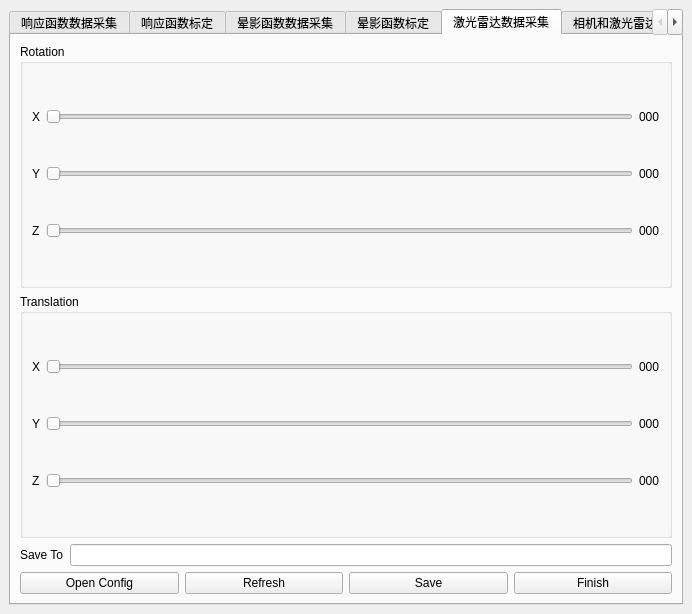
This is src/mainwindow.ui in KangJialiang/Data-Platform as Qt 5 draws it before an edit. The edited form follows.
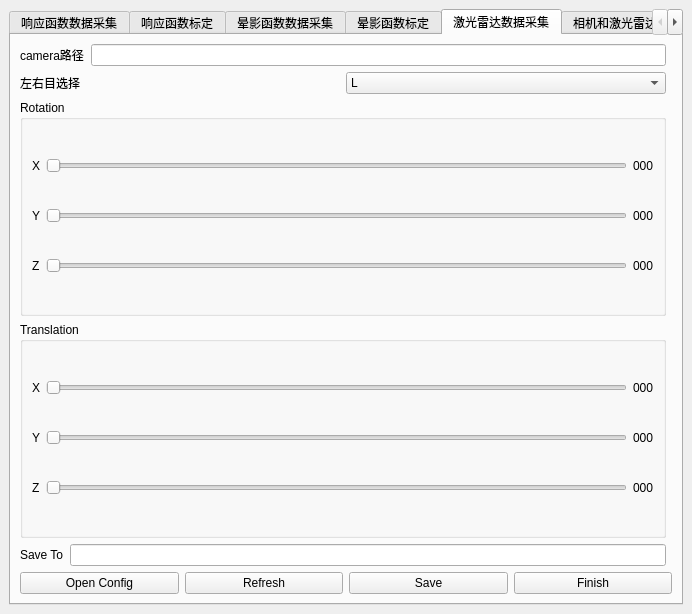
This is the edited form.

Commit message: feature: add read camera and save img&pc functions

Patch:
```diff
--- a/src/mainwindow.ui
+++ b/src/mainwindow.ui
@@ -474,88 +474,21 @@
         <string>激光雷达数据采集</string>
        </attribute>
        <layout class="QGridLayout" name="gridLayout_10">
-        <item row="0" column="0">
-         <widget class="QGroupBox" name="rotationGroup">
-          <property name="title">
-           <string>Rotation</string>
-          </property>
-          <layout class="QGridLayout" name="gridLayout_7">
-           <item row="0" column="0">
-            <widget class="QLabel" name="rx_label">
-             <property name="text">
-              <string>X</string>
-             </property>
-            </widget>
-           </item>
-           <item row="0" column="1">
-            <widget class="QSlider" name="rx_slide">
-             <property name="maximum">
-              <number>180</number>
-             </property>
-             <property name="orientation">
-              <enum>Qt::Horizontal</enum>
-             </property>
-            </widget>
-           </item>
-           <item row="0" column="2">
-            <widget class="QLabel" name="rx_text">
-             <property name="text">
-              <string>000</string>
-             </property>
-            </widget>
-           </item>
-           <item row="1" column="0">
-            <widget class="QLabel" name="ry_label">
-             <property name="text">
-              <string>Y</string>
-             </property>
-            </widget>
-           </item>
-           <item row="1" column="1">
-            <widget class="QSlider" name="ry_slide">
-             <property name="maximum">
-              <number>360</number>
-             </property>
-             <property name="orientation">
-              <enum>Qt::Horizontal</enum>
-             </property>
-            </widget>
-           </item>
-           <item row="1" column="2">
-            <widget class="QLabel" name="ry_text">
-             <property name="text">
-              <string>000</string>
-             </property>
-            </widget>
-           </item>
-           <item row="2" column="0">
-            <widget class="QLabel" name="rz_label">
-             <property name="text">
-              <string>Z</string>
-             </property>
-            </widget>
-           </item>
-           <item row="2" column="1">
-            <widget class="QSlider" name="rz_slide">
-             <property name="maximum">
-              <number>360</number>
-             </property>
-             <property name="orientation">
-              <enum>Qt::Horizontal</enum>
-             </property>
-            </widget>
-           </item>
-           <item row="2" column="2">
-            <widget class="QLabel" name="rz_text">
-             <property name="text">
-              <string>000</string>
-             </property>
-            </widget>
-           </item>
-          </layout>
-         </widget>
+        <item row="4" column="0">
+         <layout class="QHBoxLayout" name="saveToGroup">
+          <item>
+           <widget class="QLabel" name="saveToLabel">
+            <property name="text">
+             <string>Save To</string>
+            </property>
+           </widget>
+          </item>
+          <item>
+           <widget class="QLineEdit" name="saveToLine"/>
+          </item>
+         </layout>
         </item>
-        <item row="1" column="0">
+        <item row="3" column="0">
          <widget class="QGroupBox" name="translationGroup">
           <property name="title">
            <string>Translation</string>
@@ -636,21 +569,7 @@
           </layout>
          </widget>
         </item>
-        <item row="2" column="0">
-         <layout class="QHBoxLayout" name="saveToGroup">
-          <item>
-           <widget class="QLabel" name="saveToLabel">
-            <property name="text">
-             <string>Save To</string>
-            </property>
-           </widget>
-          </item>
-          <item>
-           <widget class="QLineEdit" name="saveToLine"/>
-          </item>
-         </layout>
-        </item>
-        <item row="3" column="0">
+        <item row="6" column="0" colspan="2">
          <layout class="QHBoxLayout" name="buttonGroup">
           <item>
            <widget class="QPushButton" name="openConfigButton">
@@ -682,6 +601,126 @@
           </item>
          </layout>
         </item>
+        <item row="2" column="0">
+         <widget class="QGroupBox" name="rotationGroup">
+          <property name="title">
+           <string>Rotation</string>
+          </property>
+          <layout class="QGridLayout" name="gridLayout_7">
+           <item row="0" column="0">
+            <widget class="QLabel" name="rx_label">
+             <property name="text">
+              <string>X</string>
+             </property>
+            </widget>
+           </item>
+           <item row="0" column="1">
+            <widget class="QSlider" name="rx_slide">
+             <property name="maximum">
+              <number>180</number>
+             </property>
+             <property name="orientation">
+              <enum>Qt::Horizontal</enum>
+             </property>
+            </widget>
+           </item>
+           <item row="0" column="2">
+            <widget class="QLabel" name="rx_text">
+             <property name="text">
+              <string>000</string>
+             </property>
+            </widget>
+           </item>
+           <item row="1" column="0">
+            <widget class="QLabel" name="ry_label">
+             <property name="text">
+              <string>Y</string>
+             </property>
+            </widget>
+           </item>
+           <item row="1" column="1">
+            <widget class="QSlider" name="ry_slide">
+             <property name="maximum">
+              <number>360</number>
+             </property>
+             <property name="orientation">
+              <enum>Qt::Horizontal</enum>
+             </property>
+            </widget>
+           </item>
+           <item row="1" column="2">
+            <widget class="QLabel" name="ry_text">
+             <property name="text">
+              <string>000</string>
+             </property>
+            </widget>
+           </item>
+           <item row="2" column="0">
+            <widget class="QLabel" name="rz_label">
+             <property name="text">
+              <string>Z</string>
+             </property>
+            </widget>
+           </item>
+           <item row="2" column="1">
+            <widget class="QSlider" name="rz_slide">
+             <property name="maximum">
+              <number>360</number>
+             </property>
+             <property name="orientation">
+              <enum>Qt::Horizontal</enum>
+             </property>
+            </widget>
+           </item>
+           <item row="2" column="2">
+            <widget class="QLabel" name="rz_text">
+             <property name="text">
+              <string>000</string>
+             </property>
+            </widget>
+           </item>
+          </layout>
+         </widget>
+        </item>
+        <item row="0" column="0">
+         <layout class="QHBoxLayout" name="horizontalLayout_2">
+          <item>
+           <widget class="QLabel" name="pathToCameraLabelP5">
+            <property name="text">
+             <string>camera路径</string>
+            </property>
+           </widget>
+          </item>
+          <item>
+           <widget class="QLineEdit" name="pathToCameraLineP5"/>
+          </item>
+         </layout>
+        </item>
+        <item row="1" column="0">
+         <layout class="QHBoxLayout" name="horizontalLayout_3">
+          <item>
+           <widget class="QLabel" name="LOrRLabelP5">
+            <property name="text">
+             <string>左右目选择</string>
+            </property>
+           </widget>
+          </item>
+          <item>
+           <widget class="QComboBox" name="LOrRBoxP5">
+            <item>
+             <property name="text">
+              <string>L</string>
+             </property>
+            </item>
+            <item>
+             <property name="text">
+              <string>R</string>
+             </property>
+            </item>
+           </widget>
+          </item>
+         </layout>
+        </item>
        </layout>
       </widget>
       <widget class="QWidget" name="LiDARCalib">
```
Left out of the diff: 196 changed lines with no effect on the pictures. The commit also changes 2 other files.
